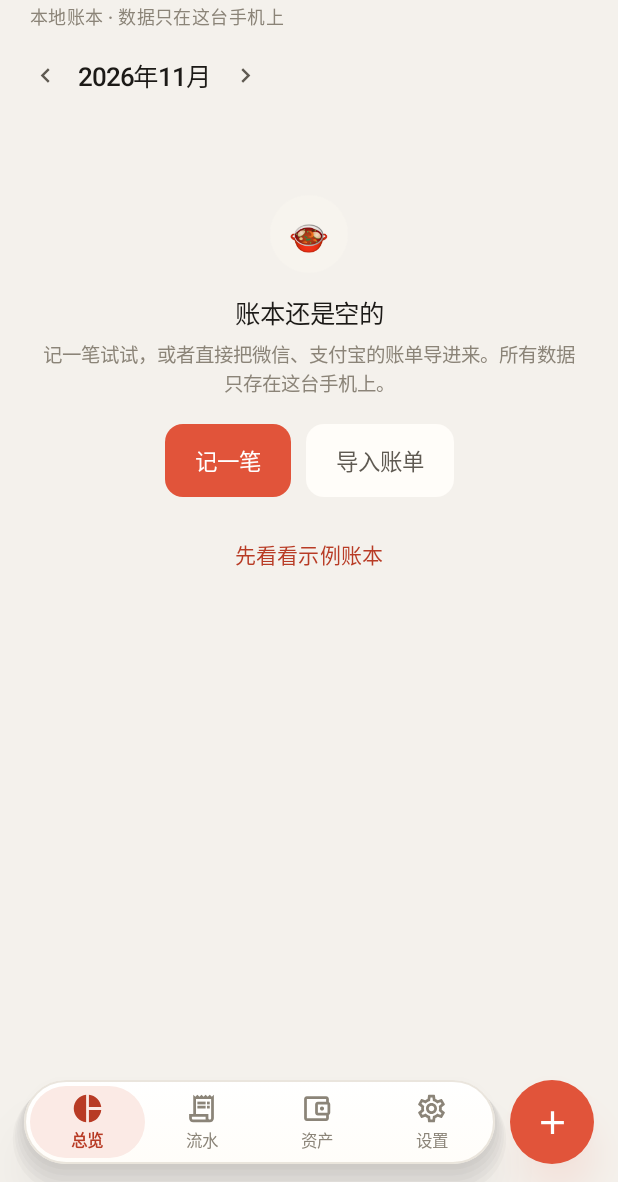
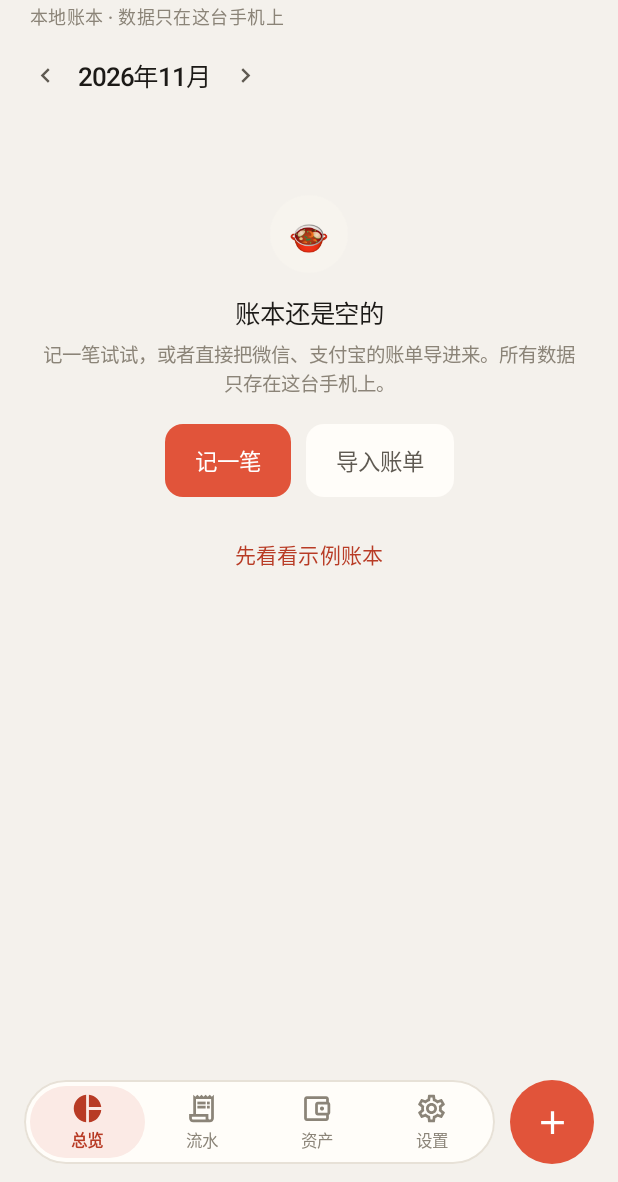
Before and after one commit to TankNee/stockpot-android, an Android app built with Jetpack Compose: the screen it shows after launch (MainActivity), on a phone screen of 412 x 824 dp, the part 54-1236 px from its top. Run offline under Robolectric (Android 15) with nearby library versions, the phone set to English and light mode, and no system bars.

Commit message:
0.8.5：底栏去掉投影，只留底色差和 1dp 描边
- 删掉 drawSoftShadow（5 层半透明圆角矩形）和 Modifier.shadow：浅色纸上叠这么多层
  会糊出一圈脏边，看着不自然
- 改成纯色填充 panel（深色 panel2）+ 1dp line 描边（深色 lineStrong），不加阴影
- 加号也去掉投影，实色圆
- 清掉随之无用的 import

```diff
--- a/app/build.gradle.kts
+++ b/app/build.gradle.kts
@@ -23,8 +23,8 @@ android {
         applicationId = "cn.neeto.stockpot"
         minSdk = 26
         targetSdk = 35
-        versionCode = 14
-        versionName = "0.8.4"
+        versionCode = 15
+        versionName = "0.8.5"
         vectorDrawables.useSupportLibrary = true
     }
 
--- a/app/src/main/java/cn/neeto/stockpot/ui/PotRoot.kt
+++ b/app/src/main/java/cn/neeto/stockpot/ui/PotRoot.kt
@@ -66,15 +66,8 @@ import androidx.compose.runtime.setValue
 import androidx.compose.ui.Alignment
 import androidx.compose.ui.Modifier
 import androidx.compose.ui.draw.clip
-import androidx.compose.ui.draw.drawBehind
 import androidx.compose.ui.graphics.graphicsLayer
-import androidx.compose.ui.draw.shadow
-import androidx.compose.ui.geometry.CornerRadius
-import androidx.compose.ui.geometry.Offset
-import androidx.compose.ui.geometry.Size
-import androidx.compose.ui.graphics.Brush
 import androidx.compose.ui.graphics.Color
-import androidx.compose.ui.graphics.drawscope.DrawScope
 import androidx.compose.ui.graphics.luminance
 import androidx.compose.ui.graphics.vector.ImageVector
 import androidx.compose.ui.unit.IntOffset
@@ -710,31 +703,13 @@ private fun PotTopBar(subtitle: String) {
  * 底部导航：照 BiliPai 的悬浮胶囊做 —— 壳体 56dp 高、内缩 4dp，滑块跟壳体是同一个胶囊形状
  * （所以圆角是同心嵌套的），选中项的位置靠槽位插值滑过去，不是原地换色。
  * 右侧的加号跟胶囊同高、同一条水平线，设置页没有可加的东西时不出现。
+ *
+ * 分层只靠两样：底色比页面亮一点（panel vs canvas），外加一圈 1dp 的描边。
+ * 不叠投影——浅色纸上多画几层反而会糊出一圈脏边。
  */
 private val PotBarHeight = 56.dp
 private val PotBarInset = 4.dp
 private val PotBarShape = RoundedCornerShape(percent = 50)
-
-/**
- * 手绘的柔和投影：叠几层半透明圆角矩形，越往外越淡、越往下偏。
- * 米白底上系统 elevation 的阴影本来就淡，再被背景一压就更看不出来了，
- * 补这一层才有「浮在内容上」的感觉。深色主题黑压黑没意义，交给填充和描边。
- */
-private fun DrawScope.drawSoftShadow(light: Boolean) {
-    if (!light) return
-    val radius = size.height / 2f
-    // 从最大的画到最小的，小的叠上去，越靠近壳体越浓
-    for (i in 5 downTo 1) {
-        val grow = i * 1.5.dp.toPx()
-        val drop = i * 1.25.dp.toPx()
-        drawRoundRect(
-            color = Color.Black.copy(alpha = 0.022f),
-            topLeft = Offset(-grow, -grow * 0.3f + drop),
-            size = Size(size.width + grow * 2, size.height + grow * 2),
-            cornerRadius = CornerRadius(radius + grow),
-        )
-    }
-}
 
 @Composable
 private fun PotBottomBar(
@@ -770,12 +745,9 @@ private fun PotBottomBar(
         animationSpec = tween(durationMillis = if (showAdd) 160 else 90),
         label = "addAlpha",
     )
-    // 胶囊要比页面底色明显亮一档才浮得起来。浅色下是纯白→panel（#FFFDF9），
-    // 深色下是 panel2→panel，都比 canvas 高一档；之前拿 panel2 收尾，
-    // 而 panel2 几乎等于 canvas，下半截就融进背景了。
+    // 只靠底色差 + 一圈描边分层：panel 比 canvas 亮一点点，够了。
+    // 之前叠投影反而在纸色背景上糊出一圈脏边，看着很不自然。
     val light = colors.canvas.luminance() > 0.5f
-    val barTop = if (light) Color.White else colors.panel2
-    val barBottom = if (light) colors.panel else colors.panel
     Row(
         modifier = modifier
             .fillMaxWidth()
@@ -787,23 +759,10 @@ private fun PotBottomBar(
             modifier = Modifier
                 .weight(1f)
                 .height(PotBarHeight)
-                // 系统 elevation 在浅色底上偏淡，垫一层手绘的柔和投影把边缘拉开
-                .drawBehind { drawSoftShadow(light) }
-                .shadow(
-                    elevation = 18.dp,
-                    shape = PotBarShape,
-                    clip = false,
-                    ambientColor = Color.Black.copy(alpha = if (light) 0.14f else 0.30f),
-                    spotColor = Color.Black.copy(alpha = if (light) 0.26f else 0.50f),
-                )
-                .background(
-                    Brush.verticalGradient(listOf(barTop, barBottom)),
-                    PotBarShape,
-                )
-                // 极淡的一圈边界，光靠阴影在低对比的纸上容易糊成一片
+                .background(if (light) colors.panel else colors.panel2, PotBarShape)
                 .border(
                     width = 1.dp,
-                    color = if (light) colors.line.copy(alpha = 0.85f) else colors.lineStrong,
+                    color = if (light) colors.line else colors.lineStrong,
                     shape = PotBarShape,
                 )
                 .padding(PotBarInset),
@@ -841,13 +800,6 @@ private fun PotBottomBar(
                             scaleX = addScale
                             scaleY = addScale
                         }
-                        .shadow(
-                            elevation = 14.dp,
-                            shape = CircleShape,
-                            clip = false,
-                            ambientColor = colors.brand.copy(alpha = 0.28f),
-                            spotColor = colors.brand.copy(alpha = 0.45f),
-                        )
                         .background(colors.brand, CircleShape)
                         .clickable(onClick = onAdd),
                     contentAlignment = Alignment.Center,
```
